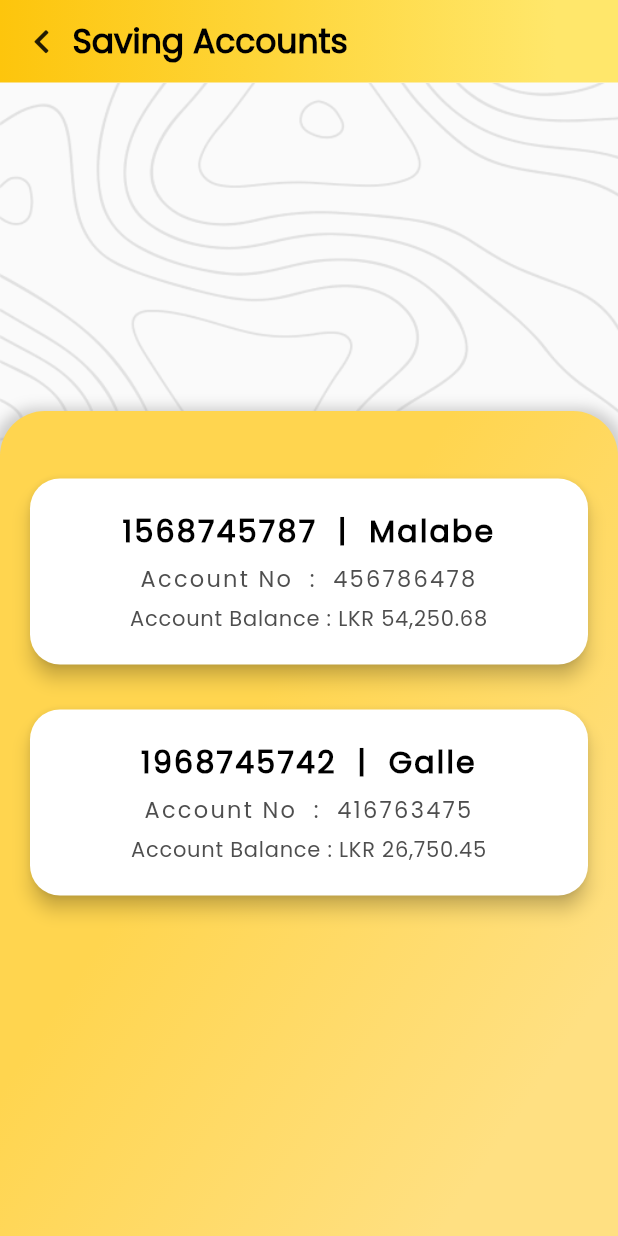
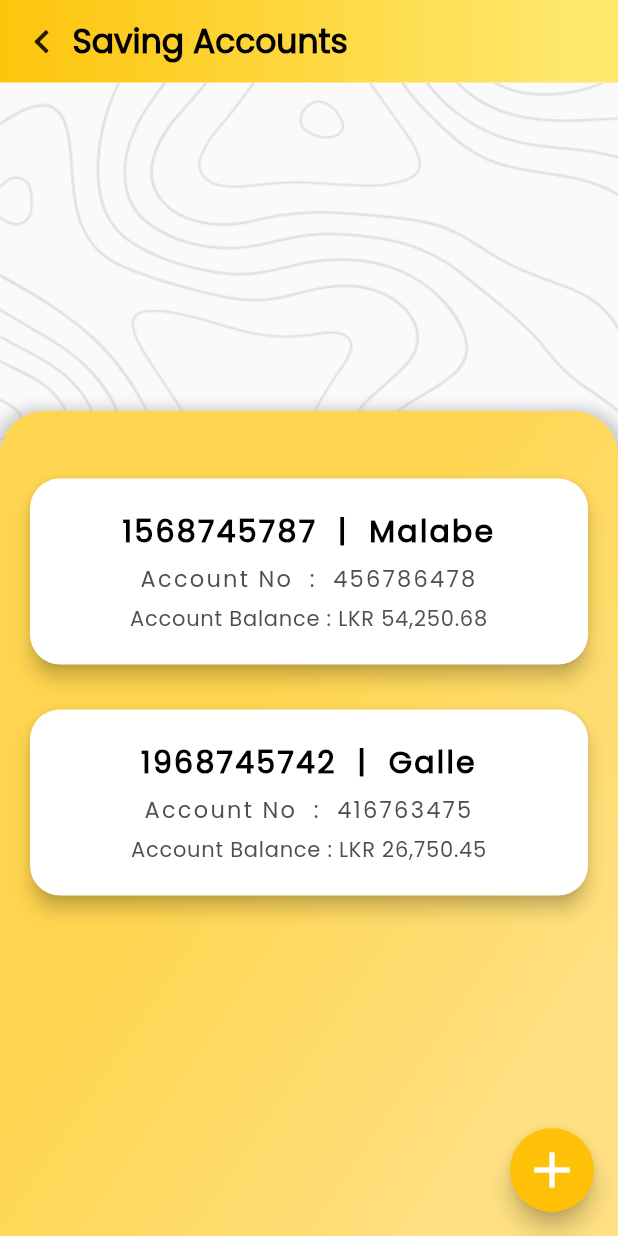
Before and after one commit to it19951386/BOC_Mobile_App, a Flutter app: the SavingAccounts screen opened directly, on a phone screen of 412 x 824 dp. Run offline on Flutter 3.47's test engine with Material 2 defaults, Android fonts, the phone set to English and light mode, and no system bars; our stand-ins replace font_awesome_flutter, table_calendar.

Commit message:
add floatingaction button to addAccount

```diff
--- a/lib/screens/charith/Saving_Accounts.dart
+++ b/lib/screens/charith/Saving_Accounts.dart
@@ -59,6 +59,19 @@ class SavingAccounts extends StatelessWidget {
           )
         ],
       ),
+      floatingActionButton: FloatingActionButton(
+        onPressed: () {
+          Navigator.push(
+              context, MaterialPageRoute(builder: (context) => AddAccount()));
+        },
+        child: Icon(
+          Icons.add,
+          color: Colors.white,
+          size: 40,
+        ),
+        backgroundColor: Colors.amber,
+      ),
+      floatingActionButtonLocation: FloatingActionButtonLocation.endFloat,
     );
   }
 }
```
